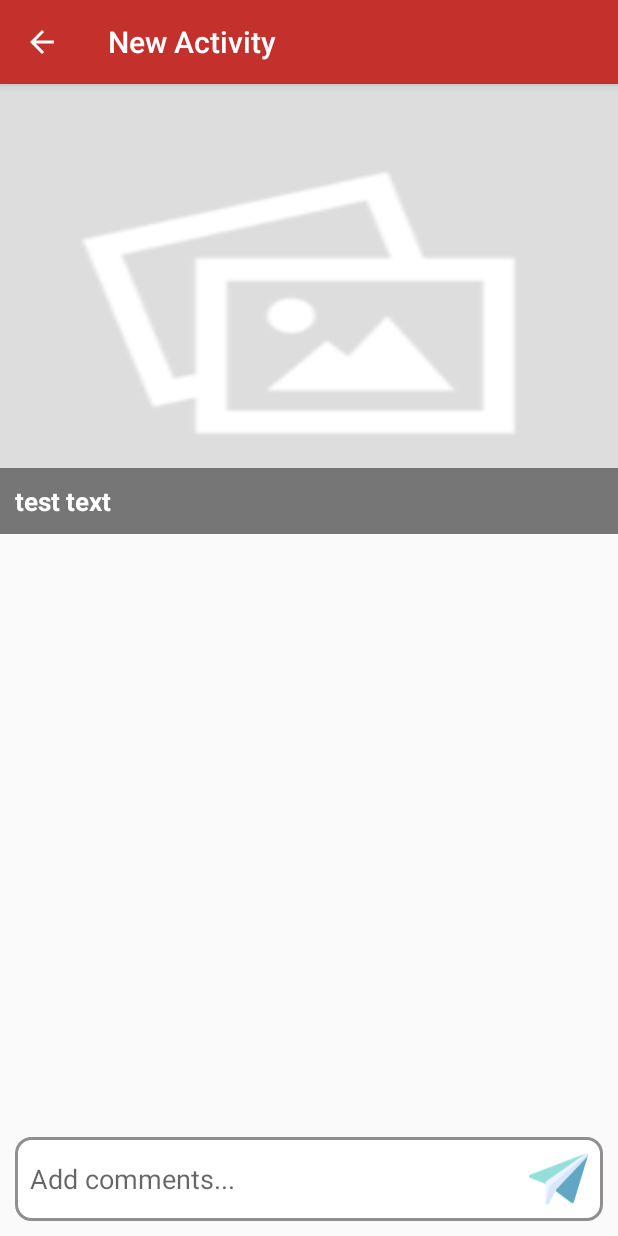
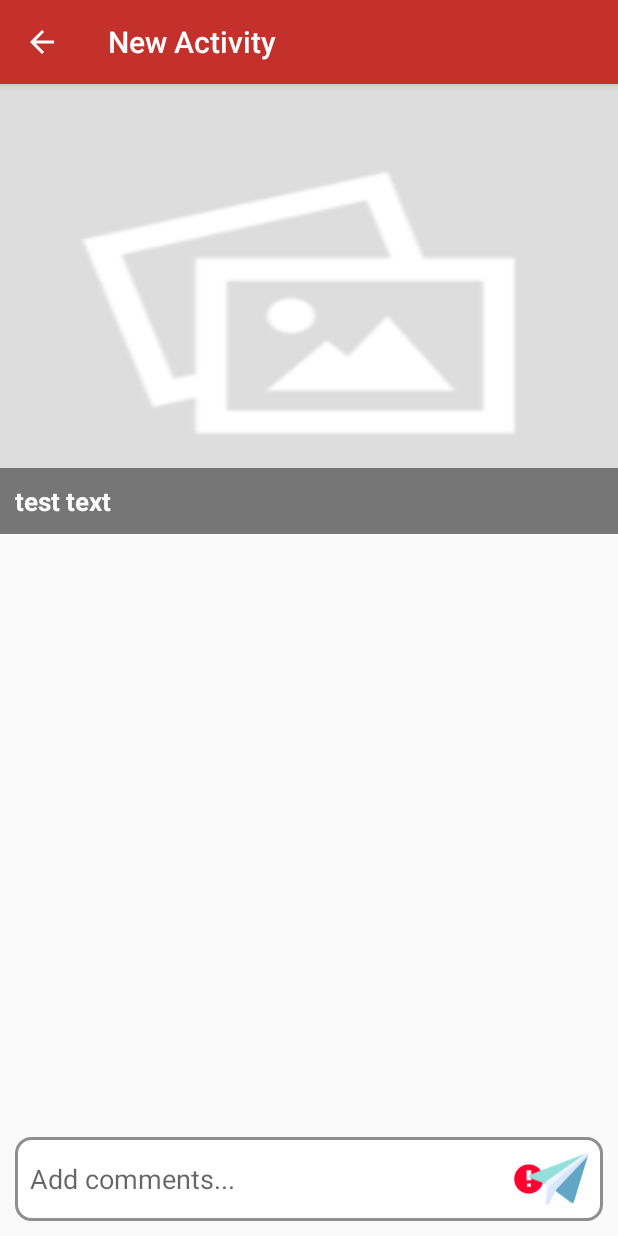
Before and after one commit to Warlockshan/DemoImageSearch, an Android app: the MainActivity screen opened directly, with no data from a screen before it, after a tap on an icon or button, on a phone screen of 412 x 824 dp. Run offline under Robolectric (Android 15) with nearby library versions, the phone set to English and light mode, and no system bars; our stand-ins replace Room's generated code; pictures from the network do not load.

Commit message:
Search hint and empty comments check

```diff
--- a/app/src/main/java/com/example/axxessinterviewdemo/MainActivity.kt
+++ b/app/src/main/java/com/example/axxessinterviewdemo/MainActivity.kt
@@ -80,11 +80,17 @@ class MainActivity : AppCompatActivity() {
 
 
 
-        button.setOnClickListener {  val word = Word(0,imageIDs,editWordView.text.toString())
-            wordViewModel.insert(word)
-            et_comment.text.clear()
+        button.setOnClickListener {
+            if (editWordView.length()>0){
+                val word = Word(0,imageIDs,editWordView.text.toString())
+                wordViewModel.insert(word)
+                et_comment.text.clear()
                 val imm = getSystemService(Context.INPUT_METHOD_SERVICE) as InputMethodManager
                 imm.hideSoftInputFromWindow(et_comment.windowToken, 0)
+            }else{
+                editWordView.setError("Please write comments!")
+            }
+
 
         }
 
--- a/app/src/main/res/layout/activity_main_java.xml
+++ b/app/src/main/res/layout/activity_main_java.xml
@@ -26,6 +26,7 @@
                 android:background="@null"
                 android:paddingStart="10dp"
                 android:paddingEnd="10dp"
+                android:hint="Search..."
                 android:imeOptions="actionSearch"
                 android:inputType="text"
                 app:layout_constraintStart_toStartOf="parent"
```
